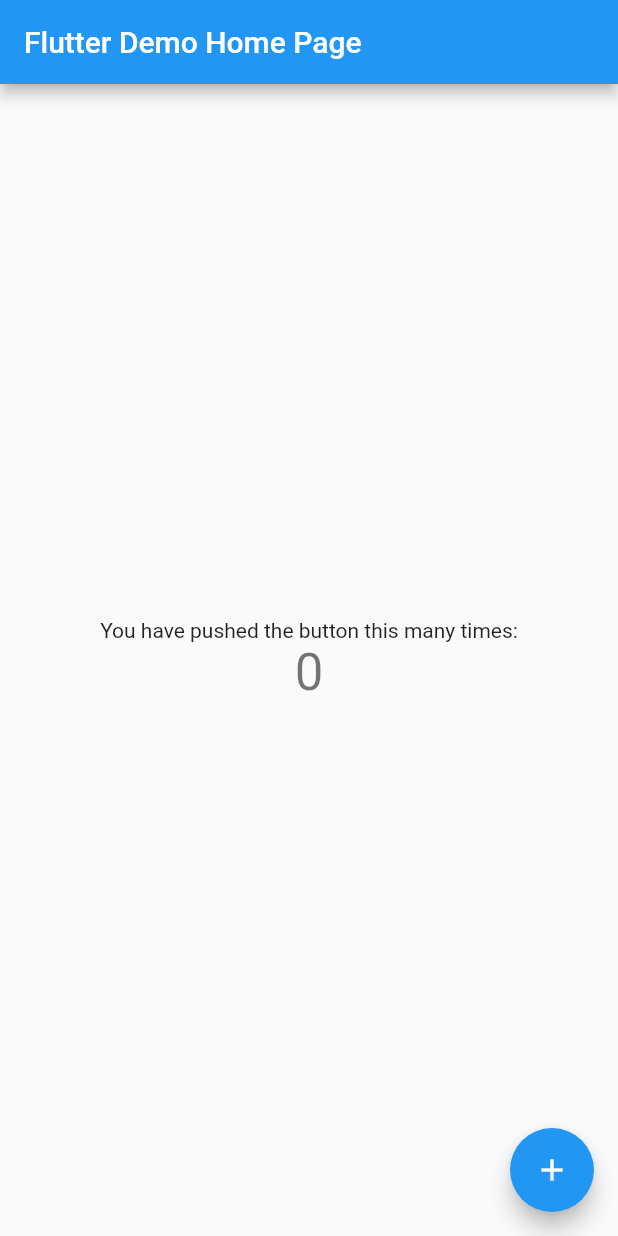
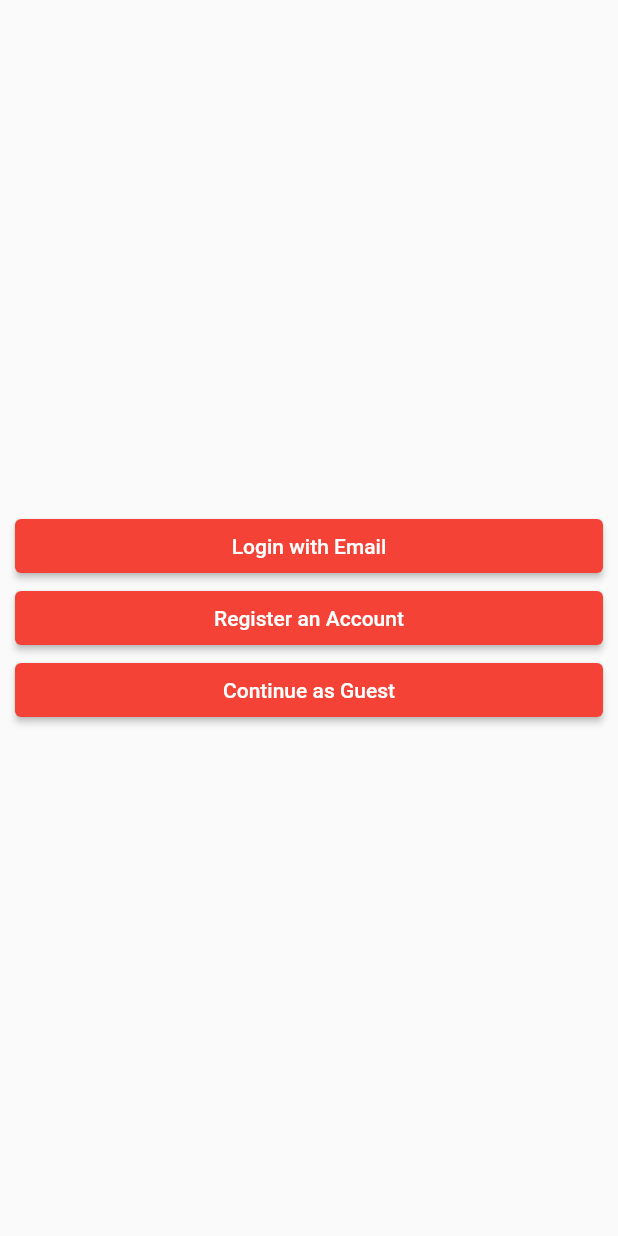
Before and after one commit to wajeht/powerlifting-attempt-selection-calculator-flutter, a Flutter app: the screen it shows after launch, on a phone screen of 412 x 824 dp. Run offline on Flutter 3.47's test engine with Material 2 defaults, Android fonts, the phone set to English and light mode, and no system bars; our stand-ins replace go_router.

Commit message:
feat: scaffolded some pages and go_router

```diff
--- a/lib/main.dart
+++ b/lib/main.dart
@@ -1,4 +1,5 @@
 import 'package:flutter/material.dart';
+import './routes.dart';
 
 void main() {
   runApp(const MyApp());
@@ -10,106 +11,12 @@
   // This widget is the root of your application.
   @override
   Widget build(BuildContext context) {
-    return MaterialApp(
-      title: 'Flutter Demo',
+    return MaterialApp.router(
+      title: 'Powerlifting Attempt Selection Calculator',
       theme: ThemeData(
-        // This is the theme of your application.
-        //
-        // Try running your application with "flutter run". You'll see the
-        // application has a blue toolbar. Then, without quitting the app, try
-        // changing the primarySwatch below to Colors.green and then invoke
-        // "hot reload" (press "r" in the console where you ran "flutter run",
-        // or simply save your changes to "hot reload" in a Flutter IDE).
-        // Notice that the counter didn't reset back to zero; the application
-        // is not restarted.
-        primarySwatch: Colors.blue,
+        primarySwatch: Colors.red,
       ),
-      home: const MyHomePage(title: 'Flutter Demo Home Page'),
+      routerConfig: routes,
     );
   }
 }
-
-class MyHomePage extends StatefulWidget {
-  const MyHomePage({super.key, required this.title});
-
-  // This widget is the home page of your application. It is stateful, meaning
-  // that it has a State object (defined below) that contains fields that affect
-  // how it looks.
-
-  // This class is the configuration for the state. It holds the values (in this
-  // case the title) provided by the parent (in this case the App widget) and
-  // used by the build method of the State. Fields in a Widget subclass are
-  // always marked "final".
-
-  final String title;
-
-  @override
-  State<MyHomePage> createState() => _MyHomePageState();
-}
-
-class _MyHomePageState extends State<MyHomePage> {
-  int _counter = 0;
-
-  void _incrementCounter() {
-    setState(() {
-      // This call to setState tells the Flutter framework that something has
-      // changed in this State, which causes it to rerun the build method below
-      // so that the display can reflect the updated values. If we changed
-      // _counter without calling setState(), then the build method would not be
-      // called again, and so nothing would appear to happen.
-      _counter++;
-    });
-  }
-
-  @override
-  Widget build(BuildContext context) {
-    // This method is rerun every time setState is called, for instance as done
-    // by the _incrementCounter method above.
-    //
-    // The Flutter framework has been optimized to make rerunning build methods
-    // fast, so that you can just rebuild anything that needs updating rather
-    // than having to individually change instances of widgets.
-    return Scaffold(
-      appBar: AppBar(
-        // Here we take the value from the MyHomePage object that was created by
-        // the App.build method, and use it to set our appbar title.
-        title: Text(widget.title),
-      ),
-      body: Center(
-        // Center is a layout widget. It takes a single child and positions it
-        // in the middle of the parent.
-        child: Column(
-          // Column is also a layout widget. It takes a list of children and
-          // arranges them vertically. By default, it sizes itself to fit its
-          // children horizontally, and tries to be as tall as its parent.
-          //
-          // Invoke "debug painting" (press "p" in the console, choose the
-          // "Toggle Debug Paint" action from the Flutter Inspector in Android
-          // Studio, or the "Toggle Debug Paint" command in Visual Studio Code)
-          // to see the wireframe for each widget.
-          //
-          // Column has various properties to control how it sizes itself and
-          // how it positions its children. Here we use mainAxisAlignment to
-          // center the children vertically; the main axis here is the vertical
-          // axis because Columns are vertical (the cross axis would be
-          // horizontal).
-          mainAxisAlignment: MainAxisAlignment.center,
-          children: <Widget>[
-            const Text(
-              'You have pushed the button this many times:',
-            ),
-            Text(
-              '$_counter',
-              style: Theme.of(context).textTheme.headline4,
-            ),
-          ],
-        ),
-      ),
-      floatingActionButton: FloatingActionButton(
-        onPressed: _incrementCounter,
-        tooltip: 'Increment',
-        child: const Icon(Icons.add),
-      ), // This trailing comma makes auto-formatting nicer for build methods.
-    );
-  }
-}
--- /dev/null
+++ b/lib/routes.dart
@@ -0,0 +1,27 @@
+import 'package:flutter/material.dart';
+import 'package:go_router/go_router.dart';
+
+// screens
+import './screens/welcome_screen.dart';
+import 'screens/attempts/attempts_screen.dart';
+import 'screens/auth/login_screen.dart';
+
+final GoRouter routes = GoRouter(
+  routes: <RouteBase>[
+    GoRoute(
+        path: '/',
+        builder: (BuildContext context, GoRouterState state) {
+          return const WelcomeScreen();
+        }),
+    GoRoute(
+        path: '/attempts',
+        builder: (BuildContext context, GoRouterState state) {
+          return const AttemptsScreen();
+        }),
+    GoRoute(
+        path: '/login',
+        builder: (BuildContext context, GoRouterState state) {
+          return const LoginScreen();
+        }),
+  ],
+);
--- /dev/null
+++ b/lib/screens/welcome_screen.dart
@@ -0,0 +1,46 @@
+import 'package:flutter/material.dart';
+import 'package:go_router/go_router.dart';
+
+class WelcomeScreen extends StatefulWidget {
+  const WelcomeScreen({super.key});
+
+  @override
+  State<WelcomeScreen> createState() => _WelcomeScreenState();
+}
+
+class _WelcomeScreenState extends State<WelcomeScreen> {
+  @override
+  Widget build(BuildContext context) {
+    return Scaffold(
+      body: Padding(
+        padding: const EdgeInsets.only(left: 10, right: 10),
+        child: Column(
+          mainAxisAlignment: MainAxisAlignment.center,
+          children: <Widget>[
+            SizedBox(
+              width: double.infinity,
+              child: ElevatedButton(
+                onPressed: () => context.go('/login'),
+                child: const Text('Login with Email'),
+              ),
+            ),
+            SizedBox(
+              width: double.infinity,
+              child: ElevatedButton(
+                onPressed: () => context.go('/login'),
+                child: const Text('Register an Account'),
+              ),
+            ),
+            SizedBox(
+              width: double.infinity,
+              child: ElevatedButton(
+                onPressed: () => context.go('/attempts'),
+                child: const Text('Continue as Guest'),
+              ),
+            )
+          ],
+        ),
+      ),
+    );
+  }
+}
```
Also changed, not shown: lib/screens/attempts/attempts_screen.dart (added, +28 -0 lines), lib/screens/auth/login_screen.dart (added, +17 -0 lines), lib/screens/auth/forgot_password_screen.dart (added), lib/screens/auth/register_screen.dart (added).
